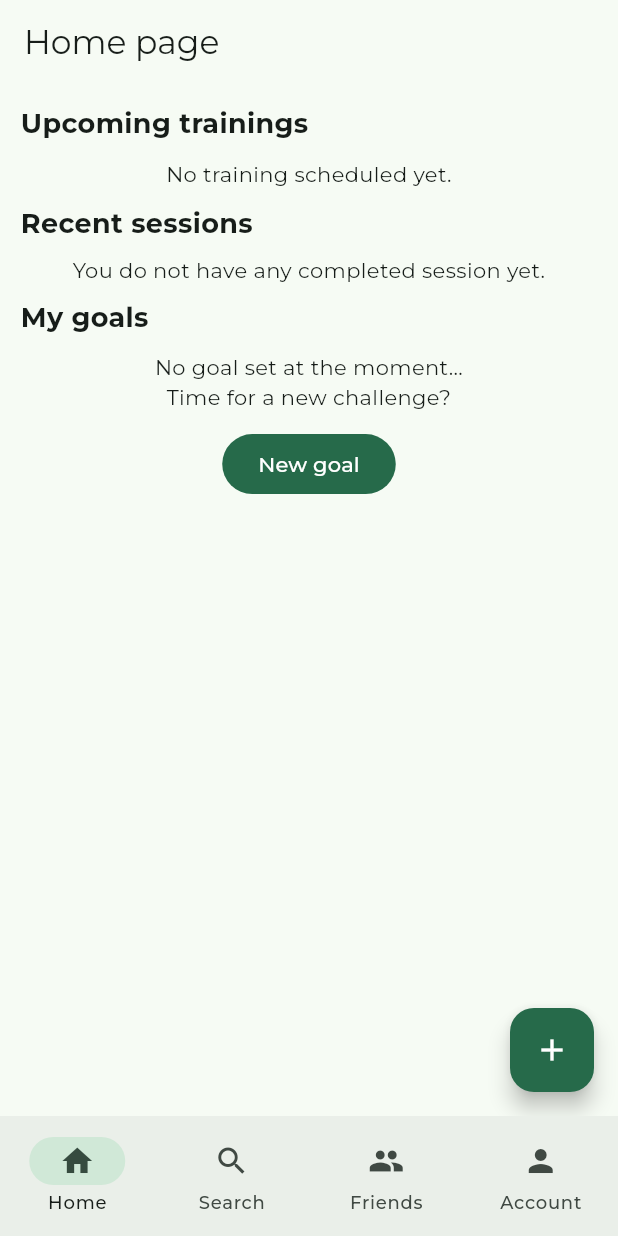
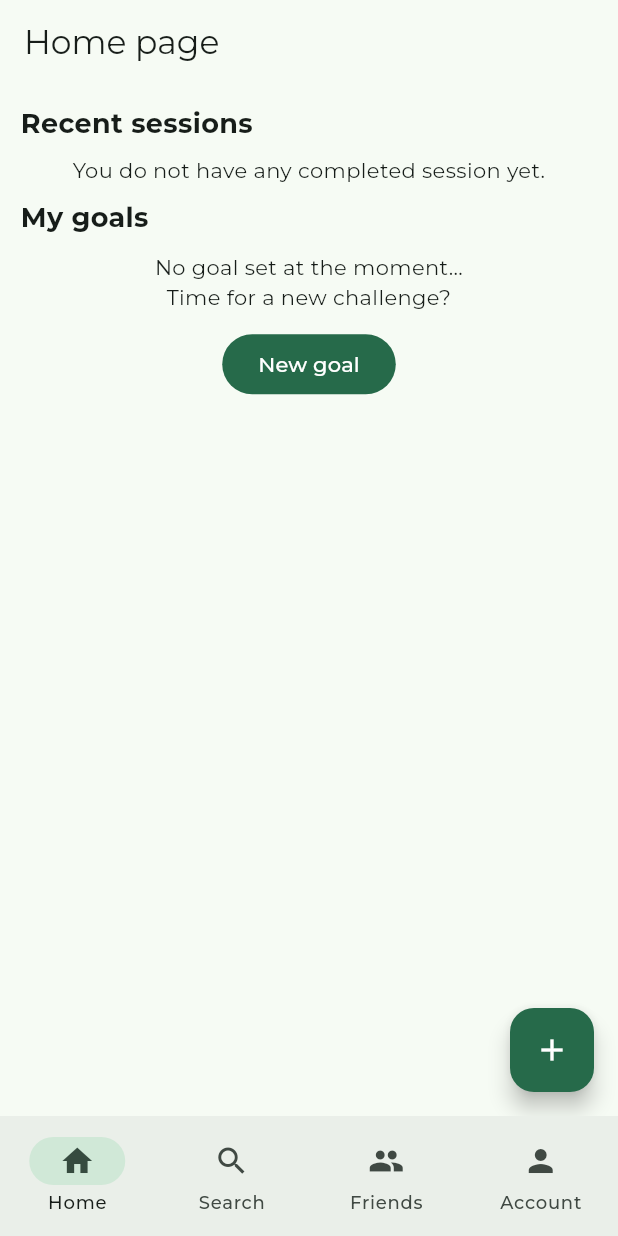
Before and after one commit to gblfrc/dima-2022-gibellini-rondini, a Flutter app: the screen it shows once a user with an empty profile is signed in, on a phone screen of 412 x 824 dp. Run offline on Flutter 3.47's test engine with Material 2 defaults, Android fonts, the phone set to English and light mode, and no system bars; drawn by our look-alikes of flutter_expandable_fab; our stand-ins replace cloud_firestore, datetime_picker_formfield, file_picker, firebase_auth, firebase_core, firebase_storage and 6 more; missing offline and left inert: algolia, dart_geohash; accounts and stored records are empty.

Commit message:
Minor fix
Removed upcoming trainings when no trainings are available
Made proposals startable

```diff
--- a/lib/pages/home_page.dart
+++ b/lib/pages/home_page.dart
@@ -1,6 +1,7 @@
 import 'package:flutter/material.dart';
 import 'package:firebase_auth/firebase_auth.dart';
 import 'package:flutter_expandable_fab/flutter_expandable_fab.dart';
+import 'package:progetto/components/tiles.dart';
 import 'package:progetto/pages/create_proposal_page.dart';
 import 'package:progetto/pages/session_page.dart';
 import '../app_logic/database.dart';
@@ -35,49 +36,39 @@ class _HomePageState extends State<HomePage> {
         padding: EdgeInsets.all(MediaQuery.of(context).size.shortestSide / 30),
         child: ListView(
           children: [
-            Text(
-              'Upcoming trainings',
-              style: sectionTitleStyle,
-            ),
             StreamBuilder(
                 stream: Database.getUpcomingProposals(),
                 builder: (context, snapshot) {
                   if (snapshot.hasError) {
-                    return const Text(
-                      "An error occurred while loading trainings.",
-                      textAlign: TextAlign.center,
-                    );
+                    ScaffoldMessenger.of(context).showSnackBar(const SnackBar(
+                        content: Text(
+                            'An error occurred while loading trainings.')));
                   }
                   if (snapshot.hasData) {
                     // This returns true even if there are no elements in the list
                     if (snapshot.data!.isEmpty) {
-                      // If there are no upcoming proposals, show message stating that there are no proposals
-                      return Padding(
-                        padding: EdgeInsets.symmetric(
-                            vertical:
-                                MediaQuery.of(context).size.shortestSide / 40),
-                        child: const Text(
-                          // "You currently have no scheduled training. Find one in the Search page or create one of your own by tapping on the \"+\" icon.",
-                          "No training scheduled yet.",
-                          textAlign: TextAlign.center,
-                          style: TextStyle(),
-                        ),
-                      );
+                      // If there are no upcoming proposals, don't show anything
+                      return Container();
+                    } else {
+                      List<Widget> proposalList = [];
+                      for (var proposal in snapshot.data!) {
+                        // For each session, we create a card and append it to the array of children
+                        proposalList.add(ProposalTile.fromProposal(
+                          proposal, context,
+                          startable: true,
+                        ));
+                      }
+                      return Column(
+                        crossAxisAlignment: CrossAxisAlignment.start,
+                          children: [
+                        Text(
+                          'Upcoming trainings',
+                          style: sectionTitleStyle,
+                        ), ...proposalList,
+                      ]);
                     }
-                    List<Widget> proposalList = [];
-                    for (var proposal in snapshot.data!) {
-                      // For each session, we create a card and append it to the array of children
-                      proposalList.add(TrainingProposalCard(
-                        proposal: proposal,
-                        startButton: true,
-                      ));
-                    }
-                    return Column(children: proposalList);
-                  } else {
-                    return const Center(
-                      child: CircularProgressIndicator(),
-                    );
                   }
+                  return Container();
                 }),
             Text(
               "Recent sessions",
@@ -199,8 +190,8 @@ class _HomePageState extends State<HomePage> {
             foregroundColor: buttonForegroundColor,
           ),
           FloatingActionButton(
-            onPressed: () => Navigator.of(context).push(
-                MaterialPageRoute(builder: (context) => const CreateProposalPage())),
+            onPressed: () => Navigator.of(context).push(MaterialPageRoute(
+                builder: (context) => const CreateProposalPage())),
             tooltip: 'New proposal',
             heroTag: 'new-session-button',
             child: const Icon(Icons.calendar_month),
```
Also changed, not shown: lib/components/tiles.dart (+15 -3 lines).
